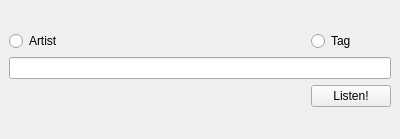
The window that trunk/GUI/radio/GUI_RadioWidget.ui (shahid334/sayonara-player) describes before a commit, drawn with Qt 5.
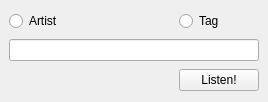
The same window after the commit.

Commit message: radio implemented

Patch:
```diff
--- a/trunk/GUI/radio/GUI_RadioWidget.ui
+++ b/trunk/GUI/radio/GUI_RadioWidget.ui
@@ -6,10 +6,16 @@
    <rect>
     <x>0</x>
     <y>0</y>
-    <width>400</width>
-    <height>139</height>
+    <width>268</width>
+    <height>102</height>
    </rect>
   </property>
+  <property name="sizePolicy">
+   <sizepolicy hsizetype="Expanding" vsizetype="Fixed">
+    <horstretch>0</horstretch>
+    <verstretch>0</verstretch>
+   </sizepolicy>
+  </property>
   <property name="features">
    <set>QDockWidget::DockWidgetClosable|QDockWidget::DockWidgetVerticalTitleBar</set>
   </property>
@@ -21,57 +27,31 @@
   </property>
   <widget class="QWidget" name="dockWidgetContents">
    <layout class="QGridLayout" name="gridLayout">
-    <item row="2" column="0" colspan="2">
+    <item row="1" column="0" colspan="2">
      <widget class="QLineEdit" name="le_text"/>
     </item>
-    <item row="1" column="0">
+    <item row="0" column="0">
      <widget class="QRadioButton" name="rb_artist">
       <property name="text">
        <string>Artist</string>
       </property>
      </widget>
     </item>
-    <item row="1" column="1">
+    <item row="0" column="1">
      <widget class="QRadioButton" name="rb_tag">
       <property name="text">
        <string>Tag</string>
       </property>
      </widget>
     </item>
-    <item row="0" column="1">
-     <spacer name="verticalSpacer">
-      <property name="orientation">
-       <enum>Qt::Vertical</enum>
-      </property>
-      <property name="sizeHint" stdset="0">
-       <size>
-        <width>20</width>
-        <height>40</height>
-       </size>
-      </property>
-     </spacer>
-    </item>
-    <item row="5" column="1">
-     <spacer name="verticalSpacer_2">
-      <property name="orientation">
-       <enum>Qt::Vertical</enum>
-      </property>
-      <property name="sizeHint" stdset="0">
-       <size>
-        <width>20</width>
-        <height>40</height>
-       </size>
-      </property>
-     </spacer>
-    </item>
-    <item row="4" column="1">
+    <item row="3" column="1">
      <widget class="QPushButton" name="btn_listen">
       <property name="text">
        <string>Listen!</string>
       </property>
      </widget>
     </item>
-    <item row="4" column="0">
+    <item row="3" column="0">
      <spacer name="horizontalSpacer">
       <property name="orientation">
        <enum>Qt::Horizontal</enum>
```
The commit also changes 14 other files.
